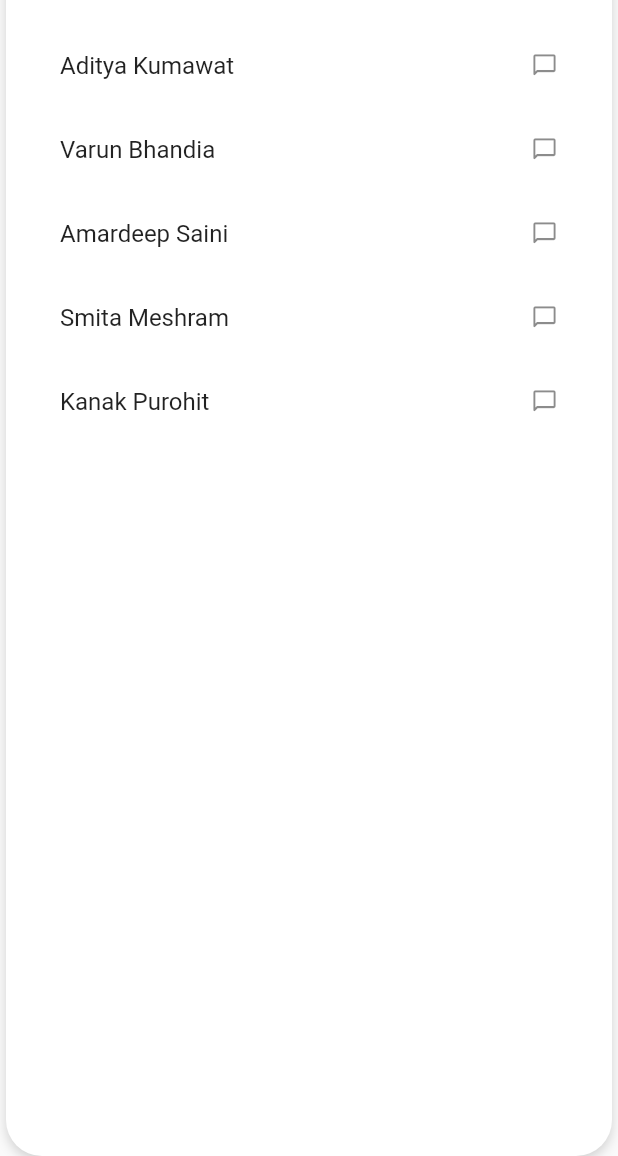
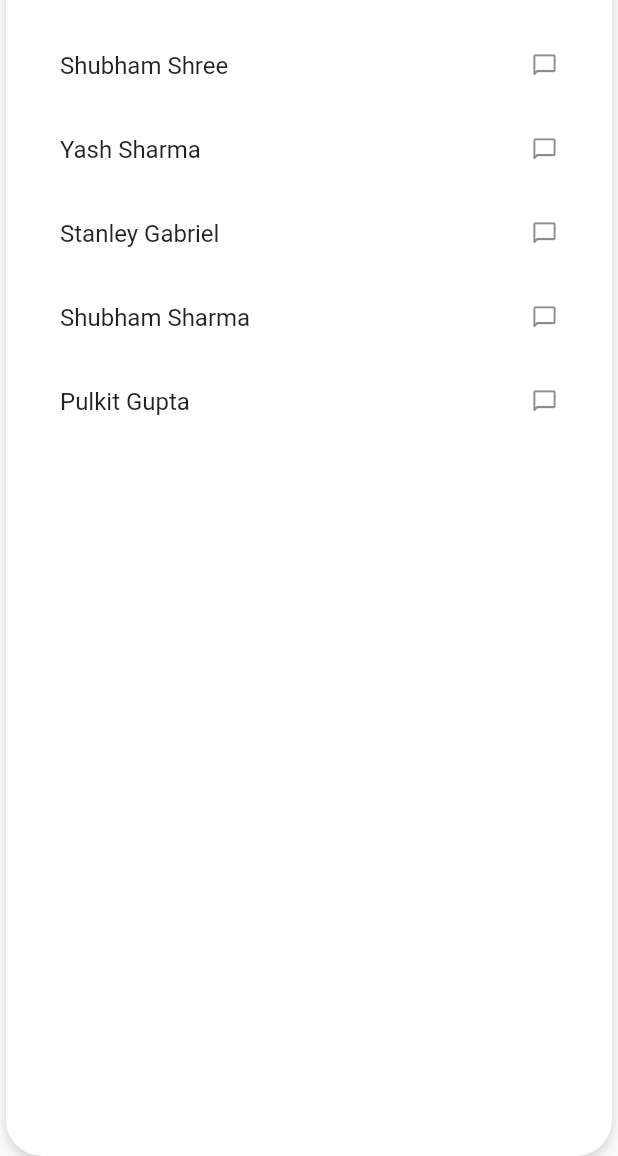
Before and after one commit to ad-kmt/bit-magnet-frontend, a Flutter app: the LobbyCard widget shown alone on an empty page, opened directly, on a phone screen of 412 x 824 dp, the part 80-1236 px from its top. Run offline on Flutter 3.47's test engine with Material 2 defaults, Android fonts, the phone set to English and light mode, and no system bars; our stand-ins replace flutter_login, flutter_svg, shared_preferences; missing offline and left inert: searchable_dropdown; accounts and stored records are empty.

Commit message:
bugs fixes

```diff
--- a/lib/components/lobby_card.dart
+++ b/lib/components/lobby_card.dart
@@ -43,7 +43,7 @@ class LobbyCard extends StatelessWidget {
           ),
           ListTile(
             title: Text(
-              "Aditya Kumawat",
+              "Shubham Shree",
               style: TextStyle(fontSize: 16),
             ),
             trailing: Icon(
@@ -53,7 +53,7 @@ class LobbyCard extends StatelessWidget {
           ),
           ListTile(
             title: Text(
-              "Varun Bhandia",
+              "Yash Sharma",
               style: TextStyle(fontSize: 16),
             ),
             trailing: Icon(
@@ -63,7 +63,7 @@ class LobbyCard extends StatelessWidget {
           ),
           ListTile(
             title: Text(
-              "Amardeep Saini",
+              "Stanley Gabriel",
               style: TextStyle(fontSize: 16),
             ),
             trailing: Icon(
@@ -73,7 +73,7 @@ class LobbyCard extends StatelessWidget {
           ),
           ListTile(
             title: Text(
-              "Smita Meshram",
+              "Shubham Sharma",
               style: TextStyle(fontSize: 16),
             ),
             trailing: Icon(
@@ -83,7 +83,7 @@ class LobbyCard extends StatelessWidget {
           ),
           ListTile(
             title: Text(
-              "Kanak Purohit",
+              "Pulkit Gupta",
               style: TextStyle(fontSize: 16),
             ),
             trailing: Icon(
```
